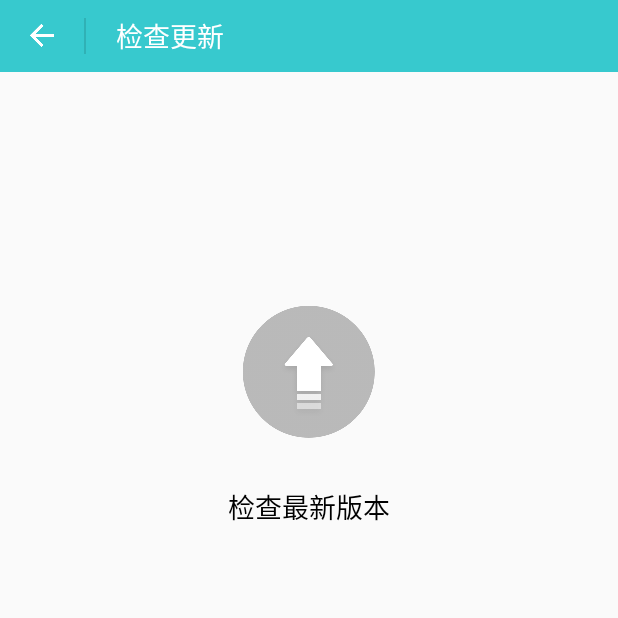
After one commit to HaapyDeng/KnowledgeTree, an Android app: the CheckUpdateActivity screen opened directly, with no data from a screen before it, on a phone screen of 412 x 824 dp, the top half of it. The commit adds this screen. Run offline under Robolectric (Android 15) with nearby library versions, the phone set to English and light mode, and no system bars; our stand-ins replace CircleImageView.

Commit message:
检查更新

```diff
--- /dev/null
+++ b/app/src/main/java/com/max_plus/knowledgetree/activity/CheckUpdateActivity.java
@@ -0,0 +1,75 @@
+package com.max_plus.knowledgetree.activity;
+
+import android.app.Activity;
+import android.os.Bundle;
+import android.view.View;
+import android.widget.Button;
+import android.widget.ImageView;
+import android.widget.LinearLayout;
+import android.widget.TextView;
+
+import com.max_plus.knowledgetree.R;
+
+public class CheckUpdateActivity extends Activity implements View.OnClickListener {
+    private LinearLayout ll_new_version, ll_check_update, ll_update_button;
+    private ImageView iv_back, iv_update;
+    private TextView tv_old_version, new_version, tv_version, tv_version_content;
+    private Button btn_update;
+    private String oldVersion, newVersion;
+
+    @Override
+    protected void onCreate(Bundle savedInstanceState) {
+        super.onCreate(savedInstanceState);
+        setContentView(R.layout.activity_check_update);
+        initView();
+    }
+
+    private void initView() {
+        ll_new_version = findViewById(R.id.ll_new_version);
+        ll_check_update = findViewById(R.id.ll_check_update);
+        ll_update_button = findViewById(R.id.ll_update_button);
+
+        iv_back = findViewById(R.id.iv_back);
+        iv_back.setOnClickListener(this);
+
+        iv_update = findViewById(R.id.iv_update);
+        iv_update.setOnClickListener(this);
+
+        tv_old_version = findViewById(R.id.tv_old_version);
+        new_version = findViewById(R.id.new_version);
+        tv_version = findViewById(R.id.tv_version);
+        tv_version_content = findViewById(R.id.tv_version_content);
+
+        btn_update = findViewById(R.id.btn_update);
+        btn_update.setOnClickListener(this);
+    }
+
+    @Override
+    public void onClick(View v) {
+        switch (v.getId()) {
+            case R.id.iv_back:
+                finish();
+                break;
+            case R.id.iv_update:
+//                getOldVersion();
+//                getNewVersion();
+//                if (newVersion.equals(oldVersion)) {
+//                    iv_update.setBackground(getResources().getDrawable(R.drawable.my_ic_update_grey));
+//                    tv_version.setText("你的" + oldVersion + ",已是最新版本");
+//                } else {
+//                    ll_new_version.setVisibility(View.VISIBLE);
+//                    ll_update_button.setVisibility(View.VISIBLE);
+//                    ll_check_update.setVisibility(View.INVISIBLE);
+//                }
+                break;
+            case R.id.btn_update:
+                break;
+        }
+    }
+
+    private void getNewVersion() {
+    }
+
+    private void getOldVersion() {
+    }
+}
--- a/app/src/main/java/com/max_plus/knowledgetree/activity/SettingActivity.java
+++ b/app/src/main/java/com/max_plus/knowledgetree/activity/SettingActivity.java
@@ -73,6 +73,9 @@ public class SettingActivity extends Activity implements View.OnClickListener {
                 startActivity(aboutIntent);
                 break;
             case R.id.tv_check_update:
+                Intent upIntent = new Intent();
+                upIntent.setClass(this, CheckUpdateActivity.class);
+                startActivity(upIntent);
                 break;
             case R.id.tv_clear_cache:
                 Log.d("cache...===>>", cache);
--- /dev/null
+++ b/app/src/main/res/layout/activity_check_update.xml
@@ -0,0 +1,136 @@
+<?xml version="1.0" encoding="utf-8"?>
+<LinearLayout xmlns:android="http://schemas.android.com/apk/res/android"
+    xmlns:tools="http://schemas.android.com/tools"
+    android:layout_width="match_parent"
+    android:layout_height="match_parent"
+    android:orientation="vertical"
+    tools:context="com.max_plus.knowledgetree.activity.CheckUpdateActivity">
+
+    <LinearLayout
+        android:layout_width="match_parent"
+        android:layout_height="48dp"
+        android:background="#FF37C9CE"
+        android:orientation="horizontal">
+
+        <ImageView
+            android:id="@+id/iv_back"
+            android:layout_width="wrap_content"
+            android:layout_height="wrap_content"
+            android:layout_gravity="center"
+            android:layout_marginLeft="16dp"
+            android:background="@drawable/common_ic_exit" />
+
+        <ImageView
+            android:layout_width="1dp"
+            android:layout_height="24dp"
+            android:layout_gravity="center"
+            android:layout_marginLeft="16.3dp"
+            android:background="#1F000000" />
+
+        <TextView
+            android:layout_width="wrap_content"
+            android:layout_height="match_parent"
+            android:layout_marginLeft="20dp"
+            android:gravity="center"
+            android:text="@string/chek_updata"
+            android:textColor="#FFFFFFFF"
+            android:textSize="18dp" />
+    </LinearLayout>
+
+    <ImageView
+        android:layout_width="match_parent"
+        android:layout_height="16dp" />
+
+    <LinearLayout
+        android:id="@+id/ll_new_version"
+        android:layout_width="match_parent"
+        android:layout_height="wrap_content"
+        android:orientation="vertical"
+        android:visibility="invisible">
+
+        <TextView
+            android:id="@+id/tv_old_version"
+            android:layout_width="match_parent"
+            android:layout_height="20dp"
+            android:gravity="center_vertical"
+            android:paddingLeft="16dp"
+            android:text="@string/version_number" />
+
+        <ImageView
+            android:layout_width="match_parent"
+            android:layout_height="16dp" />
+
+        <ImageView
+            android:layout_width="match_parent"
+            android:layout_height="0.5dp"
+            android:background="#FF000000"
+            android:paddingLeft="16dp" />
+
+        <TextView
+            android:id="@+id/new_version"
+            android:layout_width="match_parent"
+            android:layout_height="wrap_content"
+            android:drawableRight="@drawable/my_ic_update_blue"
+            android:paddingLeft="16dp"
+            android:paddingRight="16dp" />
+
+        <TextView
+            android:id="@+id/tv_version_content"
+            android:layout_width="match_parent"
+            android:layout_height="wrap_content"
+            android:paddingLeft="16dp"
+            android:paddingRight="16dp" />
+    </LinearLayout>
+
+    <ImageView
+        android:layout_width="wrap_content"
+        android:layout_height="60dp" />
+
+    <LinearLayout
+        android:id="@+id/ll_check_update"
+        android:layout_width="match_parent"
+        android:layout_height="wrap_content"
+        android:gravity="center"
+        android:orientation="vertical">
+
+        <ImageView
+            android:id="@+id/iv_update"
+            android:layout_width="wrap_content"
+            android:layout_height="wrap_content"
+            android:background="@drawable/my_ic_update_grey" />
+
+        <ImageView
+            android:layout_width="match_parent"
+            android:layout_height="32dp" />
+
+        <TextView
+            android:id="@+id/tv_version"
+            android:layout_width="wrap_content"
+            android:layout_height="wrap_content"
+            android:text="@string/update_new_version"
+            android:textColor="#FF000000"
+            android:textSize="18dp" />
+    </LinearLayout>
+
+    <LinearLayout
+        android:id="@+id/ll_update_button"
+        android:layout_width="match_parent"
+        android:layout_height="match_parent"
+        android:layout_marginBottom="16dp"
+        android:layout_weight="1"
+        android:gravity="bottom"
+        android:visibility="invisible">
+
+        <Button
+            android:id="@+id/btn_update"
+            android:layout_width="match_parent"
+            android:layout_height="48dp"
+            android:layout_marginLeft="16dp"
+            android:layout_marginRight="16dp"
+            android:background="@drawable/shape_corner_blue"
+            android:text="@string/download_new_version"
+            android:textColor="#FFFFFFFF"
+            android:textSize="20dp" />
+    </LinearLayout>
+
+</LinearLayout>
--- a/app/src/main/res/values/strings.xml
+++ b/app/src/main/res/values/strings.xml
@@ -57,12 +57,14 @@
     <string name="psd_not_equal">两次密码不一致</string>
     <string name="old_psd_error">原始密码错误</string>
     <string name="chek_updata">检查更新</string>
+    <string name="update_new_version">检查最新版本</string>
     <string name="about">关于</string>
     <string name="clear_cache">清除缓存</string>
     <string name="login_out">退出账号</string>
     <string name="clearing">清理中...</string>
     <string name="clear_over">已清除缓存</string>
     <string name="no_cache">目前没有缓存可清除</string>
+    <string name="download_new_version">下载最新版本</string>
 
     <!-- Strings related to login -->
     <string name="prompt_email">Email</string>
```
